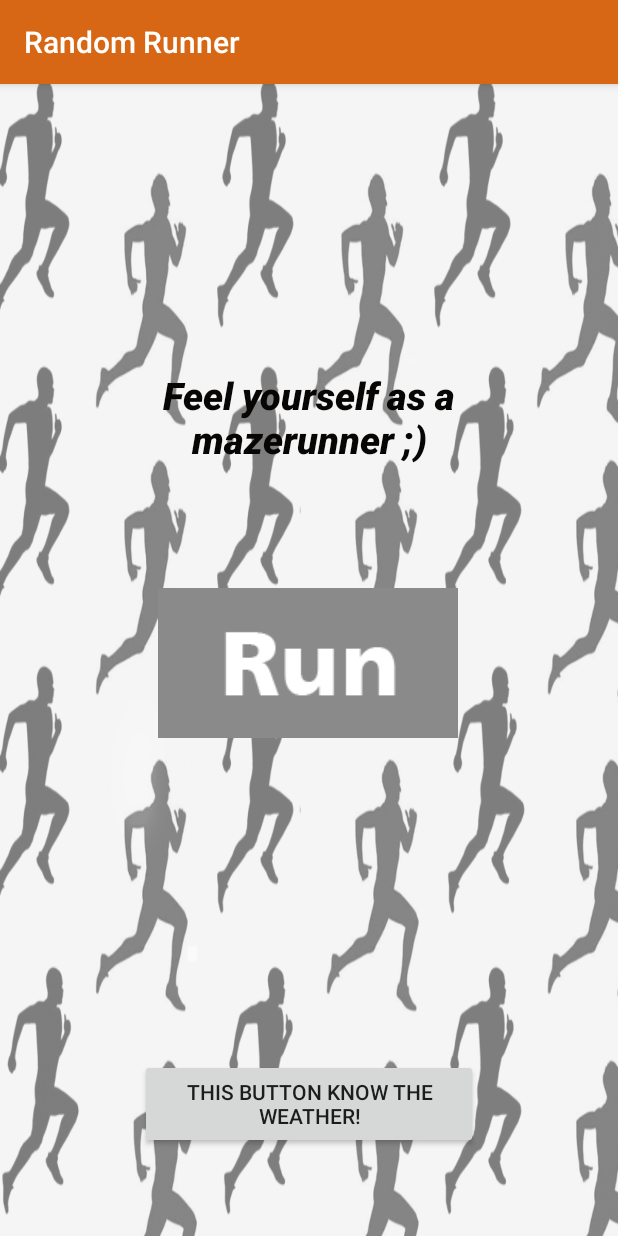
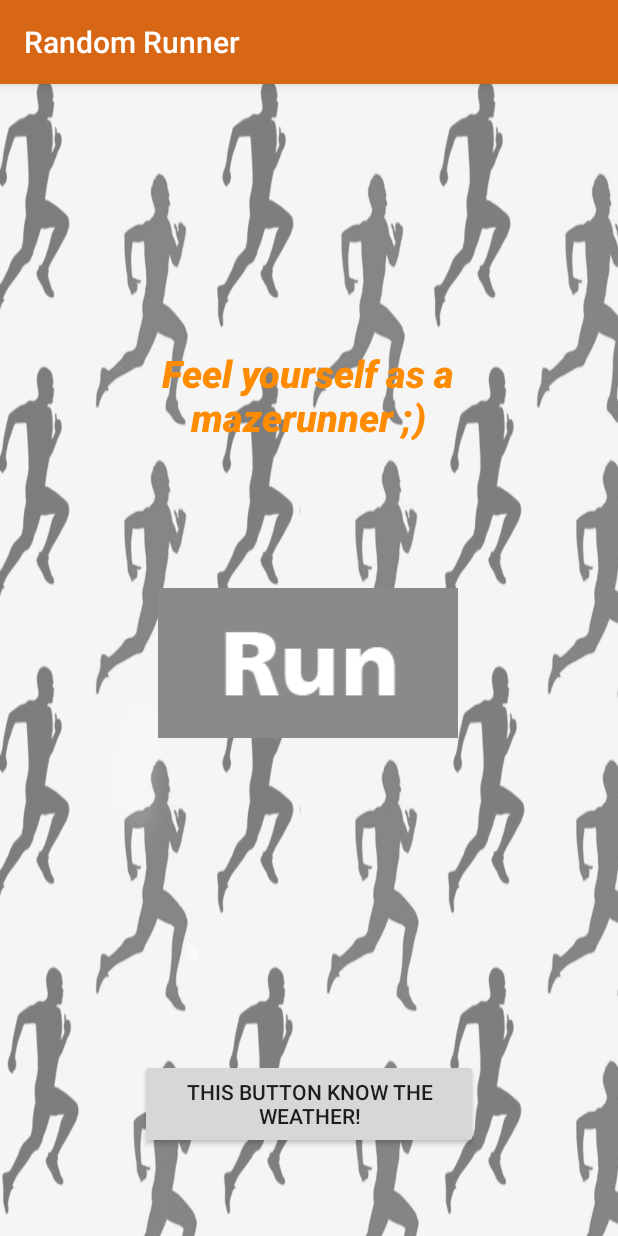
Before and after one commit to Vilka284/RandomRunner, an Android app: the screen it shows after launch (MainActivity), on a phone screen of 412 x 824 dp. Run offline under Robolectric (Android 15) with nearby library versions, the phone set to English and light mode, and no system bars.

Commit message:
Random Runner v1.2
add weather forecast, burned calories tag

```diff
--- a/app/src/main/java/com/example/mapstest/MapsActivity.java
+++ b/app/src/main/java/com/example/mapstest/MapsActivity.java
@@ -75,6 +75,9 @@ public class MapsActivity extends FragmentActivity implements OnMapReadyCallback
             markerOptions.title("Distance: " + (int) Math.round(distance) + "\n"
                     + "Burned cal. for this run: " + (int) (distance * 0.5 * 70 * 0.001));
             markerOptions.snippet("Destination");
+
+            CustomInfoWindowGoogleMap customInfoWindow = new CustomInfoWindowGoogleMap(this);
+            mMap.setInfoWindowAdapter(customInfoWindow);
 
             Marker locationMarker = mMap.addMarker(markerOptions);
             locationMarker.setDraggable(false);
--- a/app/src/main/java/com/example/mapstest/WeatherActivity.java
+++ b/app/src/main/java/com/example/mapstest/WeatherActivity.java
@@ -2,7 +2,6 @@ package com.example.mapstest;
 
 import org.json.JSONObject;
 
-import android.content.Context;
 import android.os.Bundle;
 import android.support.v7.app.AppCompatActivity;
 
@@ -38,7 +37,7 @@ public class WeatherActivity extends AppCompatActivity {
         detailsField = findViewById(R.id.details_field);
         currentTemperatureField = findViewById(R.id.current_temperature_field);
         weatherIcon = findViewById(R.id.weather_icon);
-        weatherFont = Typeface.createFromAsset(WeatherActivity.this.getAssets(),"@font/weather.ttf");
+        weatherFont = Typeface.createFromAsset(WeatherActivity.this.getAssets(),"weather.ttf");
         weatherIcon.setTypeface(weatherFont);
 
         taskLoadUp(city);
--- a/app/src/main/java/com/example/mapstest/WeatherFunction.java
+++ b/app/src/main/java/com/example/mapstest/WeatherFunction.java
@@ -28,7 +28,7 @@ public class WeatherFunction extends Fragment {
             URL url = new URL(targetURL);
             connection = (HttpURLConnection)url.openConnection();
             connection.setRequestProperty("content-type", "application/json;  charset=utf-8");
-            connection.setRequestProperty("Content-Language", "en-US");
+            connection.setRequestProperty("Content-Language", "ua-UA");
             connection.setUseCaches (false);
             connection.setDoInput(true);
             connection.setDoOutput(false);
--- a/app/src/main/res/layout/main_activity.xml
+++ b/app/src/main/res/layout/main_activity.xml
@@ -2,7 +2,6 @@
 <android.support.constraint.ConstraintLayout
     xmlns:android="http://schemas.android.com/apk/res/android"
     xmlns:app="http://schemas.android.com/apk/res-auto"
-    xmlns:tools="http://schemas.android.com/tools"
     android:layout_width="match_parent"
     android:layout_height="match_parent"
     android:background="@drawable/background">
@@ -34,15 +33,15 @@
         android:text="Random text"
         android:textAlignment="center"
         android:textAppearance="@style/TextAppearance.AppCompat.Body2"
-        android:textColor="#070605"
-        android:textColorHighlight="#2B2828"
+        android:textColor="#FF8C00"
         android:textSize="25dp"
         android:textStyle="bold|italic"
         app:layout_constraintBottom_toTopOf="@+id/imageButton1"
         app:layout_constraintEnd_toEndOf="parent"
+        app:layout_constraintHorizontal_bias="0.493"
         app:layout_constraintStart_toStartOf="parent"
         app:layout_constraintTop_toTopOf="parent"
-        app:layout_constraintVertical_bias="0.46" />
+        app:layout_constraintVertical_bias="0.325" />
 
     <Button
         android:id="@+id/button2"
```
Also changed, not shown: app/src/main/java/com/example/mapstest/CustomInfoWindowGoogleMap.java (added, +37 -0 lines), app/src/main/res/layout/maps_title_activity.xml (added, +28 -0 lines), app/src/main/assets/weather.ttf (renamed from app/src/main/res/font/weather.ttf), 1 other file.
